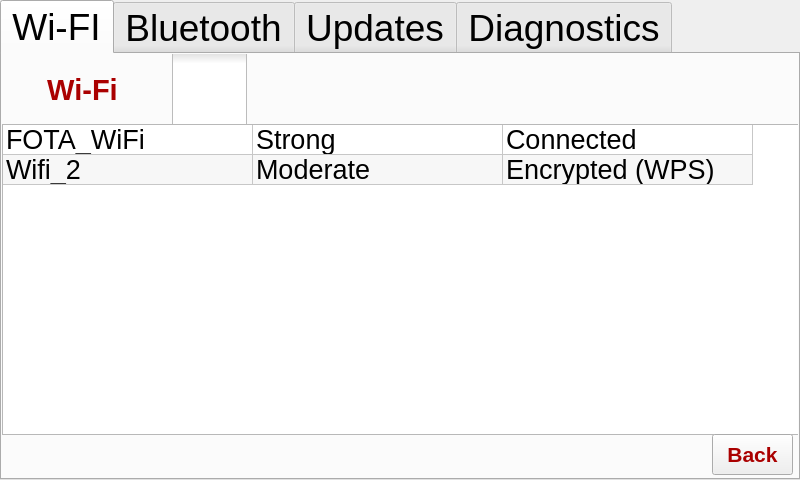
Old version of the form RPI/GUI/UI/Settings.ui in the repository YehiaEhab16/FOTA_Graduation-Project-2022.
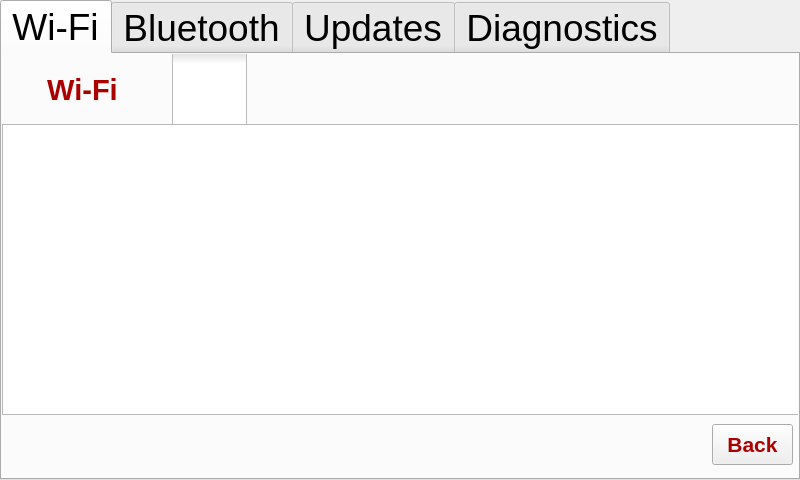
New version of the form. Icons and pictures are not drawn.

```diff
--- a/RPI/GUI/UI/Settings.ui
+++ b/RPI/GUI/UI/Settings.ui
@@ -1190,7 +1190,7 @@
   </property>
   <widget class="QWidget" name="tab">
    <attribute name="title">
-    <string>Wi-FI</string>
+    <string>Wi-Fi</string>
    </attribute>
    <widget class="QCheckBox" name="checkBox">
     <property name="geometry">
@@ -1263,7 +1263,7 @@
       <x>0</x>
       <y>70</y>
       <width>801</width>
-      <height>311</height>
+      <height>291</height>
      </rect>
     </property>
     <property name="font">
@@ -1310,16 +1310,6 @@
     <attribute name="verticalHeaderCascadingSectionResizes">
      <bool>false</bool>
     </attribute>
-    <row>
-     <property name="text">
-      <string>Row1</string>
-     </property>
-    </row>
-    <row>
-     <property name="text">
-      <string>Row2</string>
-     </property>
-    </row>
     <column>
      <property name="text">
       <string>Name</string>
@@ -1335,42 +1325,12 @@
       <string>Security</string>
      </property>
     </column>
-    <item row="0" column="0">
-     <property name="text">
-      <string>FOTA_WiFi</string>
-     </property>
-    </item>
-    <item row="0" column="1">
-     <property name="text">
-      <string>Strong</string>
-     </property>
-    </item>
-    <item row="0" column="2">
-     <property name="text">
-      <string>Connected</string>
-     </property>
-    </item>
-    <item row="1" column="0">
-     <property name="text">
-      <string>Wifi_2</string>
-     </property>
-    </item>
-    <item row="1" column="1">
-     <property name="text">
-      <string>Moderate</string>
-     </property>
-    </item>
-    <item row="1" column="2">
-     <property name="text">
-      <string>Encrypted (WPS)</string>
-     </property>
-    </item>
    </widget>
    <widget class="QPushButton" name="back">
     <property name="geometry">
      <rect>
       <x>710</x>
-      <y>380</y>
+      <y>370</y>
       <width>81</width>
       <height>41</height>
      </rect>
```
Left out of the diff: 48 changed lines with no effect on the pictures.
